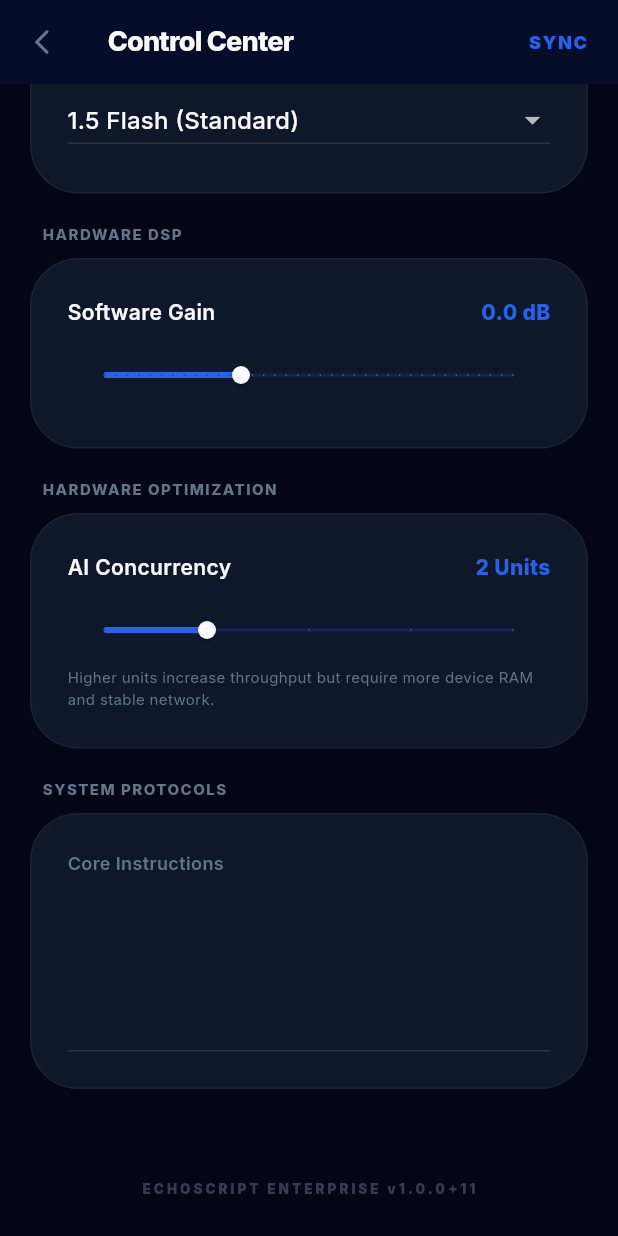
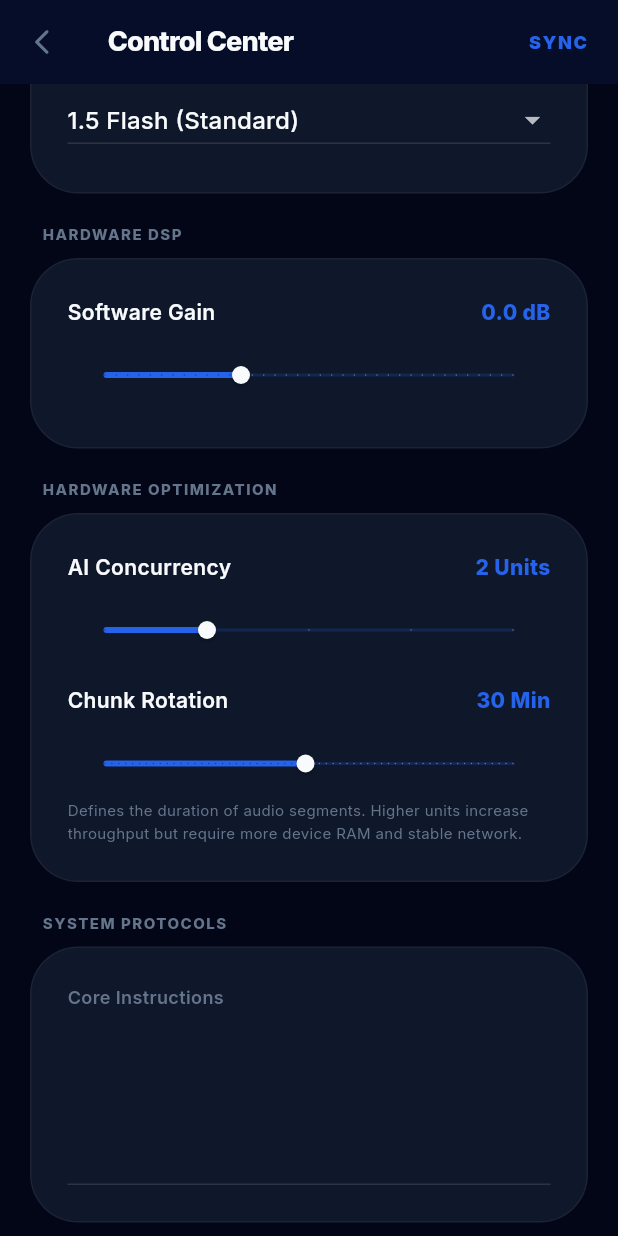
Before and after one commit to zihaaaad/EchoScript, a Flutter app: the SettingsPage screen opened directly, scrolled down 179 dp, on a phone screen of 412 x 824 dp. Run offline on Flutter 3.47's test engine with Material 3 defaults, Android fonts, the light colour scheme and no system bars; our stand-ins replace dio, flutter_riverpod, flutter_secure_storage, google_fonts, google_generative_ai, isar and 5 more; missing offline and left inert: flutter_background_service, flutter_sound; accounts and stored records are empty; generated files the repository leaves out were written again.

Commit message:
Final: Verified all features and synchronized Enterprise Documentation (README/DOCS)

```diff
--- a/lib/features/recording/data/datasources/recording_service.dart
+++ b/lib/features/recording/data/datasources/recording_service.dart
@@ -8,6 +8,7 @@ import 'package:permission_handler/permission_handler.dart';
 import 'package:logger/logger.dart';
 import '../../../../core/constants/constants.dart';
 import '../../../history/domain/models/audio_chunk.dart';
+import '../../../settings/domain/models/app_settings.dart';
 
 class RecordingService {
   final Isar isar;
@@ -32,8 +33,11 @@ class RecordingService {
       if (await Permission.microphone.request().isGranted) {
         await _startGaplessRecording();
 
+        final settings = await isar.appSettings.get(0);
+        final durationSeconds = (settings?.chunkDurationMinutes ?? 30) * 60;
+
         _rotationTimer = Timer.periodic(
-          Duration(seconds: AppConstants.chunkDurationSeconds),
+          Duration(seconds: durationSeconds),
           (_) => _rotateChunk(),
         );
       } else {
--- a/lib/features/settings/domain/models/app_settings.dart
+++ b/lib/features/settings/domain/models/app_settings.dart
@@ -13,4 +13,5 @@ class AppSettings {
   bool isRecordingActive = false;
   DateTime? recordingStartTime;
   int aiConcurrencyLimit = 2;
+  int chunkDurationMinutes = 30;
 }
--- a/lib/features/settings/presentation/pages/settings_page.dart
+++ b/lib/features/settings/presentation/pages/settings_page.dart
@@ -18,6 +18,7 @@ class _SettingsPageState extends ConsumerState<SettingsPage> {
   final _promptController = TextEditingController();
   double _gain = 0.0;
   int _concurrency = 2;
+  int _chunkDuration = 30;
   String _model = 'gemini-1.5-flash';
   String _appVersion = '';
 
@@ -46,6 +47,7 @@ class _SettingsPageState extends ConsumerState<SettingsPage> {
         _gain = settings.audioGainDb;
         _model = settings.geminiModel;
         _concurrency = settings.aiConcurrencyLimit;
+        _chunkDuration = settings.chunkDurationMinutes;
       });
     }
   }
@@ -60,6 +62,7 @@ class _SettingsPageState extends ConsumerState<SettingsPage> {
     settings.audioGainDb = _gain;
     settings.geminiModel = _model;
     settings.aiConcurrencyLimit = _concurrency;
+    settings.chunkDurationMinutes = _chunkDuration;
 
     await isar.writeTxn(() async {
       await isar.appSettings.put(settings);
@@ -160,8 +163,24 @@ class _SettingsPageState extends ConsumerState<SettingsPage> {
                   divisions: 4,
                   onChanged: (val) => setState(() => _concurrency = val.toInt()),
                 ),
+                const SizedBox(height: 12),
+                Row(
+                  mainAxisAlignment: MainAxisAlignment.spaceBetween,
+                  children: [
+                    Text("Chunk Rotation", style: GoogleFonts.inter(fontSize: 14, fontWeight: FontWeight.w600, color: AppTheme.textPrimary)),
+                    Text("$_chunkDuration Min", style: GoogleFonts.inter(fontSize: 14, fontWeight: FontWeight.w800, color: AppTheme.primary)),
+                  ],
+                ),
+                const SizedBox(height: 8),
+                Slider(
+                  value: _chunkDuration.toDouble(),
+                  min: 1,
+                  max: 60,
+                  divisions: 59,
+                  onChanged: (val) => setState(() => _chunkDuration = val.toInt()),
+                ),
                 Text(
-                  "Higher units increase throughput but require more device RAM and stable network.",
+                  "Defines the duration of audio segments. Higher units increase throughput but require more device RAM and stable network.",
                   style: GoogleFonts.inter(fontSize: 10, color: AppTheme.textSecondary),
                 ),
               ],
```
Also changed, not shown: lib/features/settings/domain/models/app_settings.g.dart, 2 other files.
